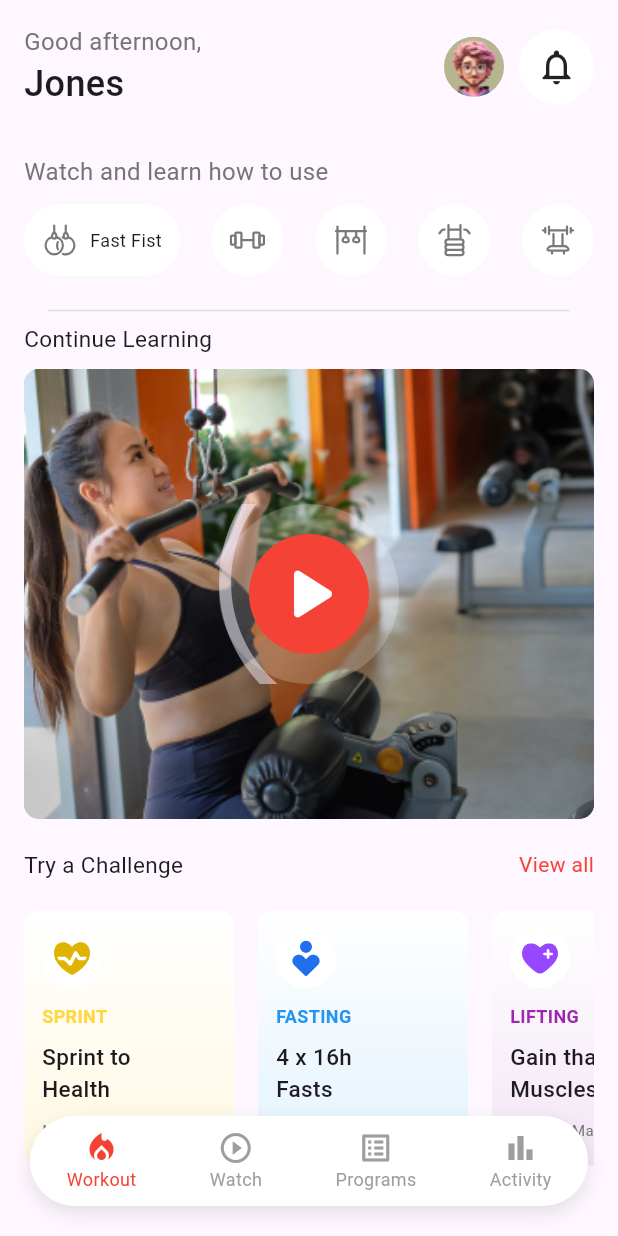
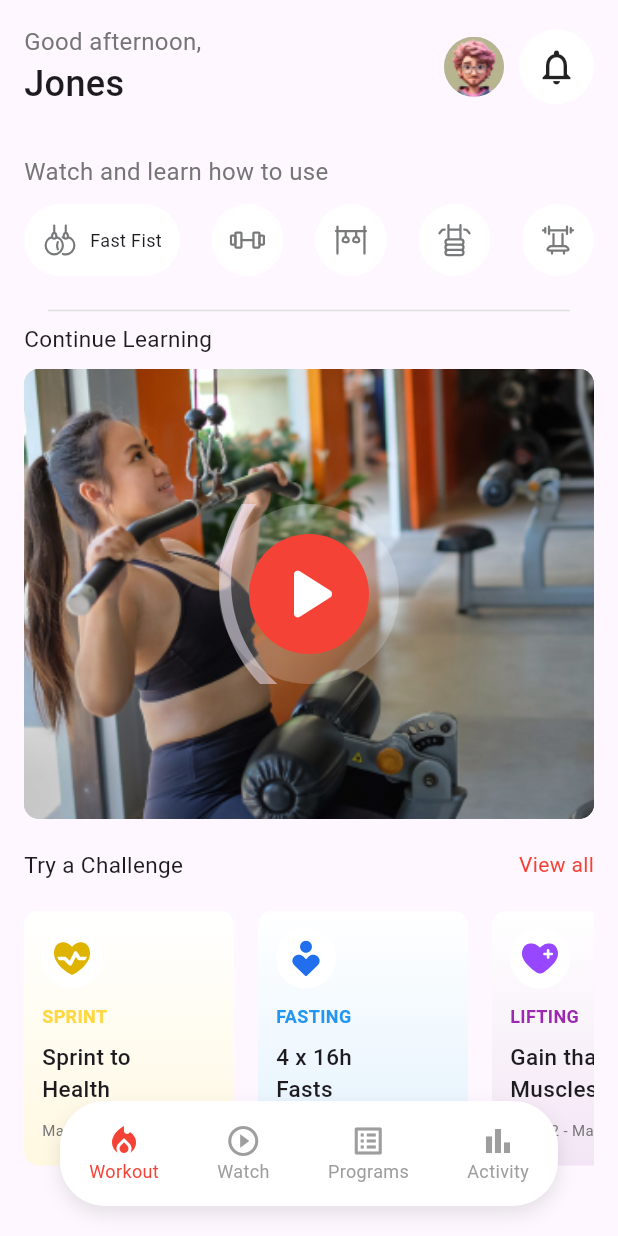
Before and after one commit to Cypher-O/latana, a Flutter app: the HomePage screen opened directly, on a phone screen of 412 x 824 dp. Run offline on Flutter 3.47's test engine with Material 3 defaults, Android fonts, the phone set to English and light mode, and no system bars; our stand-ins replace flutter_svg, stacked, stacked_services.

Commit message:
minor changes

```diff
--- a/lib/views/widgets/floating_bottom_navbar.dart
+++ b/lib/views/widgets/floating_bottom_navbar.dart
@@ -13,11 +13,11 @@ class FloatingBottomNavBar extends StatelessWidget {
   @override
   Widget build(BuildContext context) {
     return Positioned(
-      left: 20,
-      right: 20,
+      left: 40,
+      right: 40,
       bottom: 20,
       child: Container(
-        height: 60,
+        height: 70,
         decoration: BoxDecoration(
           color: Colors.white,
           borderRadius: BorderRadius.circular(30),
```
